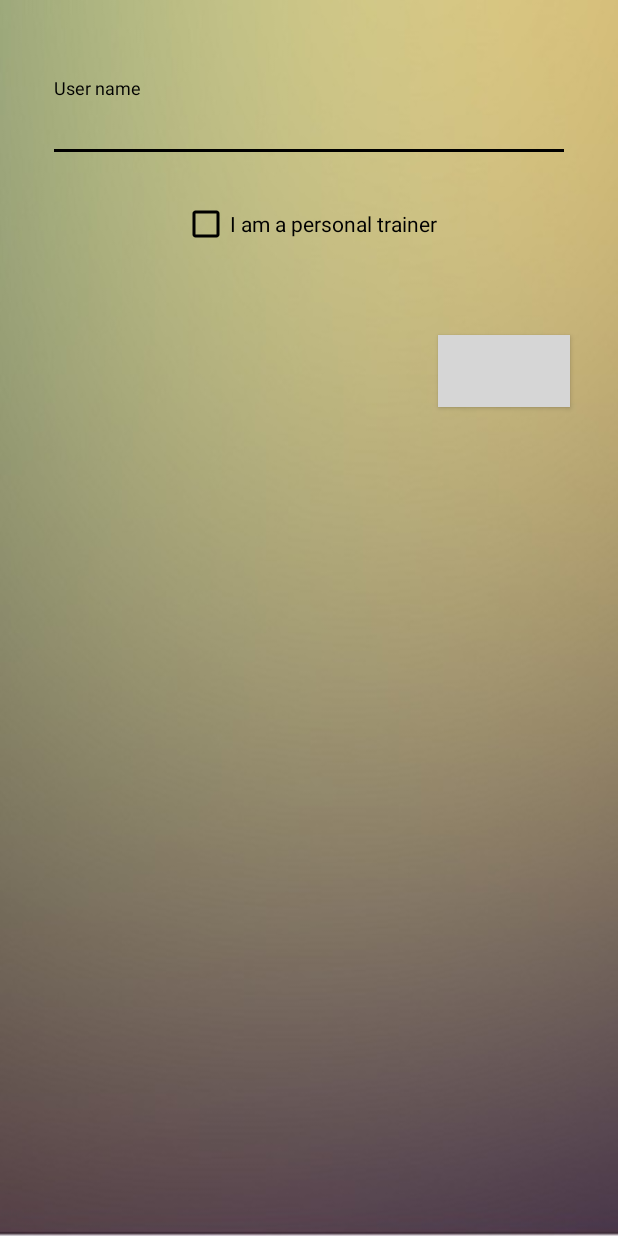
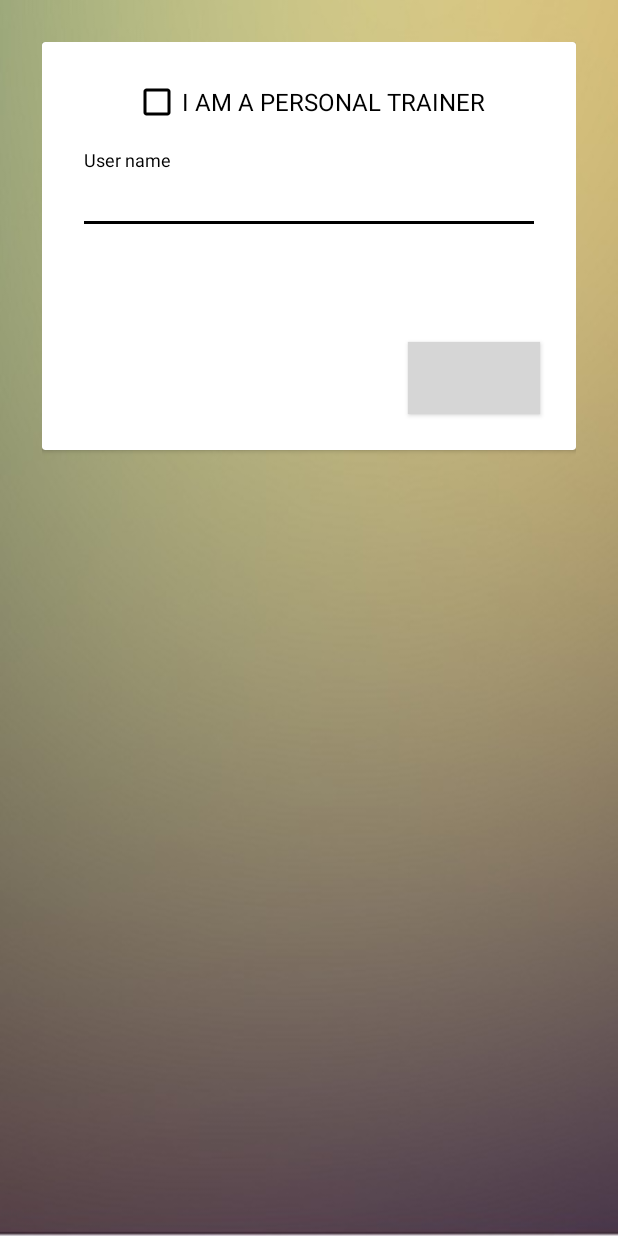
Before and after one commit to AndreHaueisen/NewPersonalApp, an Android app: the screen it shows after launch once a user with an empty profile is signed in (RegisterClientOrPersonalActivity), on a phone screen of 412 x 824 dp. Run offline under Robolectric (Android 15) with nearby library versions, the light colour scheme and no system bars; our stand-ins replace ButterKnife, Firebase (no records; nobody signed in at launch, a user with empty details on screens opened directly); libraries missing offline, so code that uses them is left out: com.firebase.ui, com.wx.wheelview; plain views replace WheelView; pictures from the network do not load; 9 statements that could not run were skipped; grey boxes are pictures that could not be loaded.

Commit message:
change: login design enhancement

```diff
--- a/PersonalApp/build.gradle
+++ b/PersonalApp/build.gradle
@@ -8,7 +8,7 @@ buildscript {
         maven { url "https://jitpack.io" }
     }
     dependencies {
-        classpath 'com.android.tools.build:gradle:2.3.0'
+        classpath 'com.android.tools.build:gradle:2.3.1'
         classpath 'com.google.gms:google-services:3.0.0'
         classpath "org.jetbrains.kotlin:kotlin-gradle-plugin:$kotlin_version"
 
--- a/app/src/main/java/com/andrehaueisen/fitx/CustomTextView.java
+++ b/app/src/main/java/com/andrehaueisen/fitx/CustomTextView.java
@@ -2,14 +2,15 @@ package com.andrehaueisen.fitx;
 
 import android.content.Context;
 import android.graphics.Typeface;
+import android.support.v7.widget.AppCompatTextView;
 import android.util.AttributeSet;
-import android.widget.TextView;
+
 
 /**
  * Created by andre on 11/29/2016.
  */
 
-public class CustomTextView extends TextView {
+public class CustomTextView extends AppCompatTextView {
 
     public CustomTextView(Context context) {
         super(context);
--- a/app/src/main/java/com/andrehaueisen/fitx/personal/PersonalActivity.java
+++ b/app/src/main/java/com/andrehaueisen/fitx/personal/PersonalActivity.java
@@ -313,7 +313,7 @@ public class PersonalActivity extends AppCompatActivity {
                 startActivity(intent);
                 break;
 
-            case 7:
+            case 4:
 
 
                 AuthUI.getInstance().signOut(this).addOnCompleteListener(new OnCompleteListener<Void>() {
--- a/app/src/main/res/layout/activity_register_client_or_personal.xml
+++ b/app/src/main/res/layout/activity_register_client_or_personal.xml
@@ -5,32 +5,48 @@
     xmlns:app="http://schemas.android.com/apk/res-auto"
     xmlns:tools="http://schemas.android.com/tools"
     android:layout_width="match_parent"
-    android:layout_height="match_parent">
+    android:layout_height="match_parent"
+    android:layout_margin="28dp">
+
+    <android.support.v7.widget.CardView
+        android:layout_width="match_parent"
+        android:layout_height="wrap_content">
 
         <android.support.constraint.ConstraintLayout
             android:layout_width="match_parent"
             android:layout_height="match_parent"
-        android:paddingBottom="@dimen/activity_vertical_margin"
-        android:paddingLeft="@dimen/activity_horizontal_margin"
-        android:paddingRight="@dimen/activity_horizontal_margin"
-        android:paddingTop="@dimen/activity_vertical_margin"
-        tools:layout_editor_absoluteX="0dp"
-        tools:layout_editor_absoluteY="25dp">
+            android:animateLayoutChanges="true"
+            android:layout_margin="16dp"
+            tools:layout_editor_absoluteX="8dp"
+            tools:layout_editor_absoluteY="8dp">
 
+            <android.support.v7.widget.AppCompatCheckBox
+                android:id="@+id/is_personal_check_bok"
+                android:layout_width="wrap_content"
+                android:layout_height="wrap_content"
+                android:layout_marginStart="8dp"
+                android:layout_marginEnd="8dp"
+                android:layout_marginTop="8dp"
+                android:checked="false"
+                android:gravity="center"
+                android:text="@string/i_am_personal"
+                android:textAllCaps="true"
+                android:textSize="16sp"
+                app:layout_constraintLeft_toLeftOf="parent"
+                app:layout_constraintRight_toRightOf="parent"
+                app:layout_constraintTop_toTopOf="parent"/>
 
             <android.support.design.widget.TextInputLayout
                 android:id="@+id/name_textInputLayout"
                 android:layout_width="0dp"
                 android:layout_height="wrap_content"
-            android:layout_marginBottom="25dp"
-            android:layout_marginLeft="16dp"
-            android:layout_marginRight="16dp"
-            android:layout_marginTop="36dp"
+                android:layout_marginLeft="8dp"
+                android:layout_marginRight="8dp"
+                android:layout_marginTop="16dp"
                 android:textAlignment="center"
-            app:layout_constraintBottom_toTopOf="@+id/is_personal_check_bok"
                 app:layout_constraintLeft_toLeftOf="parent"
                 app:layout_constraintRight_toRightOf="parent"
-            app:layout_constraintTop_toTopOf="parent">
+                app:layout_constraintTop_toBottomOf="@+id/is_personal_check_bok">
 
                 <android.support.design.widget.TextInputEditText
                     android:layout_width="match_parent"
@@ -40,32 +56,18 @@
                     android:inputType="textCapCharacters|textPersonName"/>
             </android.support.design.widget.TextInputLayout>
 
-        <android.support.v7.widget.AppCompatCheckBox
-            android:id="@+id/is_personal_check_bok"
-            android:layout_width="wrap_content"
-            android:layout_height="wrap_content"
-            android:gravity="center"
-            android:layout_marginBottom="26dp"
-            android:layout_marginLeft="16dp"
-            android:layout_marginRight="16dp"
-            android:checked="false"
-            android:text="@string/i_am_personal"
-            app:layout_constraintBottom_toTopOf="@+id/cref_name_textInputLayout"
-            app:layout_constraintLeft_toLeftOf="parent"
-            app:layout_constraintRight_toRightOf="parent"/>
-
             <android.support.design.widget.TextInputLayout
                 android:id="@+id/cref_name_textInputLayout"
                 android:layout_width="0dp"
                 android:layout_height="wrap_content"
-            android:layout_marginBottom="26dp"
-            android:layout_marginLeft="16dp"
-            android:layout_marginRight="16dp"
+                android:layout_marginEnd="8dp"
+                android:layout_marginStart="8dp"
+                android:layout_marginTop="8dp"
                 android:textAlignment="center"
                 android:visibility="gone"
-            app:layout_constraintBottom_toTopOf="@+id/cref_textInputLayout"
                 app:layout_constraintLeft_toLeftOf="parent"
-            app:layout_constraintRight_toRightOf="parent">
+                app:layout_constraintRight_toRightOf="parent"
+                app:layout_constraintTop_toBottomOf="@+id/name_textInputLayout">
 
                 <android.support.design.widget.TextInputEditText
                     android:layout_width="match_parent"
@@ -75,33 +77,18 @@
                     android:inputType="textCapCharacters|textPersonName"/>
             </android.support.design.widget.TextInputLayout>
 
-        <TextView
-            android:id="@+id/where_cref_from_text_view"
-            android:layout_width="0dp"
-            android:layout_height="wrap_content"
-            android:layout_marginBottom="26dp"
-            android:layout_marginLeft="16dp"
-            android:layout_marginRight="16dp"
-            android:text="@string/which_state_cref_from"
-            android:textColor="@color/black"
-            android:textSize="18sp"
-            android:visibility="gone"
-            app:layout_constraintBottom_toTopOf="@+id/state_chooser_wheel"
-            app:layout_constraintLeft_toLeftOf="parent"
-            app:layout_constraintRight_toRightOf="parent"/>
-
             <android.support.design.widget.TextInputLayout
                 android:id="@+id/cref_textInputLayout"
                 android:layout_width="0dp"
                 android:layout_height="wrap_content"
-            android:layout_marginBottom="25dp"
-            android:layout_marginLeft="16dp"
-            android:layout_marginRight="16dp"
+                android:layout_marginLeft="8dp"
+                android:layout_marginRight="8dp"
+                android:layout_marginTop="8dp"
                 android:textAlignment="center"
                 android:visibility="gone"
-            app:layout_constraintBottom_toTopOf="@+id/where_cref_from_text_view"
                 app:layout_constraintLeft_toLeftOf="parent"
-            app:layout_constraintRight_toRightOf="parent">
+                app:layout_constraintRight_toRightOf="parent"
+                app:layout_constraintTop_toBottomOf="@+id/cref_name_textInputLayout">
 
                 <android.support.design.widget.TextInputEditText
                     android:layout_width="match_parent"
@@ -109,22 +96,25 @@
                     android:hint="@string/cref_number"
                     android:imeOptions="actionNext"
                     android:inputType="number"/>
+
             </android.support.design.widget.TextInputLayout>
 
-        <Button
-            android:id="@+id/button2"
-            android:layout_width="wrap_content"
+            <TextView
+                android:id="@+id/where_cref_from_text_view"
+                android:layout_width="0dp"
                 android:layout_height="wrap_content"
-            android:layout_gravity="bottom|end"
-            android:layout_marginBottom="16dp"
-            android:layout_marginEnd="16dp"
-            android:layout_marginStart="16dp"
-            android:background="@color/transparent"
-            android:onClick="saveData"
-            android:text="@string/next"
+                android:layout_marginLeft="8dp"
+                android:layout_marginRight="8dp"
+                android:layout_marginTop="24dp"
+                android:text="@string/which_state_cref_from"
                 android:textColor="@color/black"
-            app:layout_constraintBottom_toBottomOf="parent"
-            app:layout_constraintRight_toRightOf="parent"/>
+                android:textSize="20sp"
+                android:textAlignment="center"
+                android:visibility="gone"
+                app:layout_constraintHorizontal_bias="0.0"
+                app:layout_constraintLeft_toLeftOf="parent"
+                app:layout_constraintRight_toRightOf="parent"
+                app:layout_constraintTop_toBottomOf="@+id/cref_textInputLayout"/>
 
             <com.wx.wheelview.widget.WheelView
                 android:id="@+id/state_chooser_wheel"
@@ -132,12 +122,33 @@
                 android:layout_height="wrap_content"
                 android:layout_marginEnd="32dp"
                 android:layout_marginStart="32dp"
+                android:layout_marginTop="16dp"
                 android:minHeight="250dp"
                 android:visibility="invisible"
-            app:layout_constraintBottom_toTopOf="@+id/button2"
                 app:layout_constraintLeft_toLeftOf="parent"
-            app:layout_constraintRight_toRightOf="parent"/>
+                app:layout_constraintRight_toRightOf="parent"
+                app:layout_constraintTop_toBottomOf="@+id/where_cref_from_text_view"/>
+
+            <Button
+                android:id="@+id/button2"
+                android:layout_width="wrap_content"
+                android:layout_height="wrap_content"
+                android:layout_gravity="bottom|end"
+                android:layout_marginBottom="8dp"
+                android:layout_marginEnd="8dp"
+                android:layout_marginTop="24dp"
+                android:background="@color/transparent"
+                android:onClick="saveData"
+                android:text="@string/next"
+                android:textColor="@color/black"
+                app:layout_constraintBottom_toBottomOf="parent"
+                app:layout_constraintRight_toRightOf="parent"
+                app:layout_constraintTop_toBottomOf="@+id/state_chooser_wheel"/>
+
+
 
         </android.support.constraint.ConstraintLayout>
 
+    </android.support.v7.widget.CardView>
+
 </android.support.v4.widget.NestedScrollView>
--- a/app/src/main/res/values/colors.xml
+++ b/app/src/main/res/values/colors.xml
@@ -1,7 +1,7 @@
 <?xml version="1.0" encoding="utf-8"?>
 <resources>
     <color name="colorPrimaryLight">#c4c7ce</color>
-    <color name="colorPrimary">#9FAECA</color>
+    <color name="colorPrimary">#9288ae</color>
     <color name="colorPrimaryDark">#5d527a</color>
     <color name="colorAccent">#E5E533</color>
 
--- a/build.gradle
+++ b/build.gradle
@@ -8,7 +8,7 @@ buildscript {
         maven { url "https://jitpack.io" }
     }
     dependencies {
-        classpath 'com.android.tools.build:gradle:2.3.0'
+        classpath 'com.android.tools.build:gradle:2.3.1'
         classpath 'com.google.gms:google-services:3.0.0'
         classpath "org.jetbrains.kotlin:kotlin-gradle-plugin:$kotlin_version"
 
```
Also changed, not shown: app/build.gradle (+23 -14 lines), app/src/main/java/com/andrehaueisen/fitx/client/ClientActivity.java (+0 -14 lines), app/src/main/java/com/andrehaueisen/fitx/client/ConfirmedClientClassesFragment.java (+14 -10 lines), app/src/main/java/com/andrehaueisen/fitx/client/ToBeConfirmedClientClassesFragment.java (+10 -4 lines), app/src/main/java/com/andrehaueisen/fitx/client/search/PersonalSearchFragment.kt (+4 -4 lines), app/src/main/java/com/andrehaueisen/fitx/personal/firebase/PersonalDatabase.java (+10 -4 lines), app/src/main/res/layout-sw600dp-port/activity_client.xml (+11 -26 lines), app/src/main/res/layout-sw600dp-port/activity_personal.xml (+10 -25 lines), app/src/main/res/layout/activity_client.xml (+28 -22 lines), app/src/main/res/layout/activity_personal.xml (+5 -20 lines), app/src/main/res/values/strings.xml (+1 -13 lines), app/src/main/res/values-v21/styles.xml (indentation only), 2 other files. Lines whose indentation alone changed are shown as unchanged.
